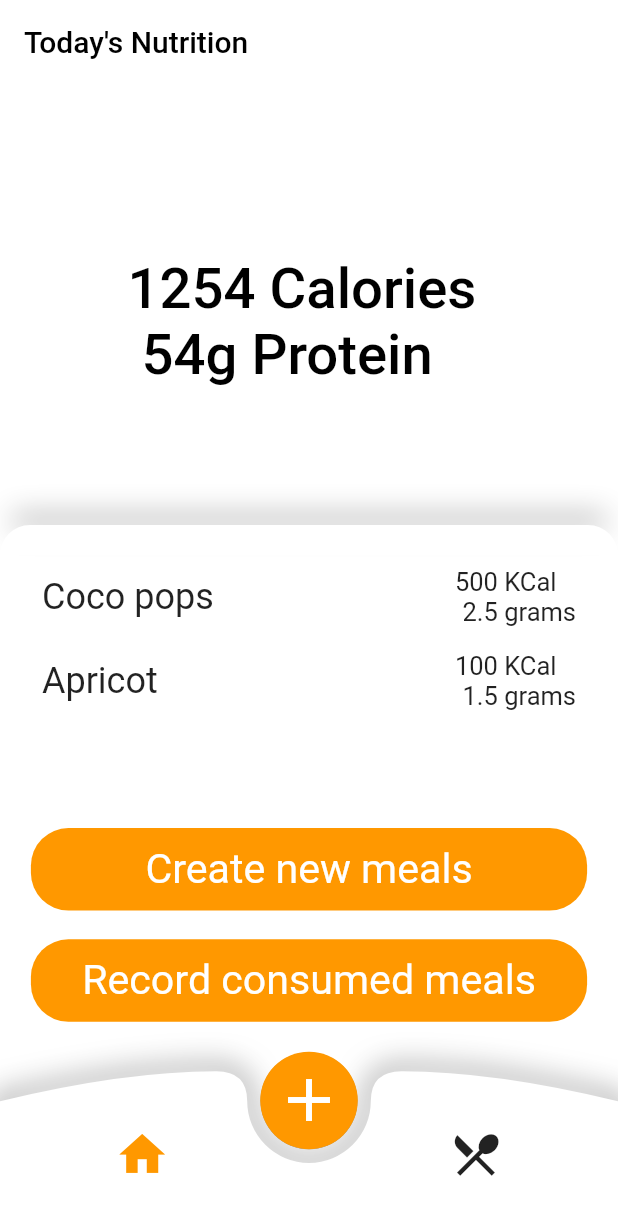
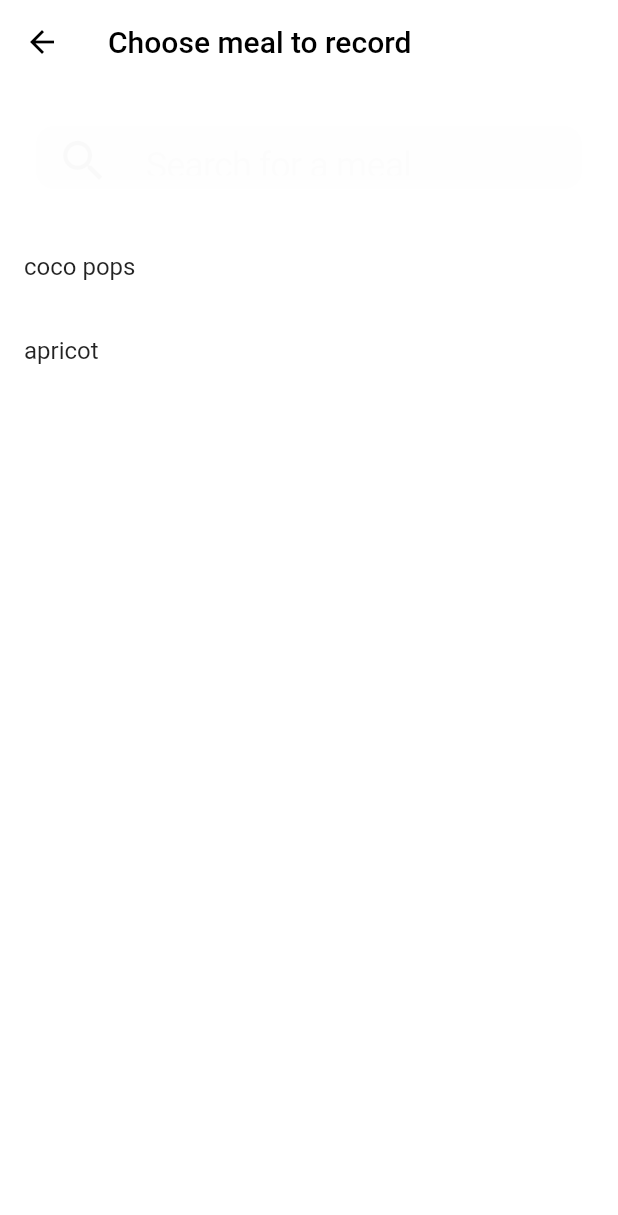
Before and after one commit to LaurenceM96/personal-nutrition-app, a Flutter app: the screen it shows after launch, after a tap on the "add" icon, after a tap on "Record consumed meals", on a phone screen of 412 x 824 dp. Shown: the top 1215 px of the screen. Run offline on Flutter 3.47's test engine with Material 2 defaults, Android fonts, the phone set to English and light mode, and no system bars.

Commit message:
Added the "Record a consumed meal" page with a search functionality

```diff
--- /dev/null
+++ b/lib/ConsumedMealsProvider.dart
@@ -0,0 +1,27 @@
+import 'dart:collection';
+
+import 'package:flutter/cupertino.dart';
+
+class ConsumedMealsProvider with ChangeNotifier {
+
+  //List _consumedMeals = new List.generate(0, (index) => null);
+  List<String> _consumedMeals = ['coco pops', 'apricot'];
+
+  UnmodifiableListView<String> get getConsumedMeals => UnmodifiableListView(_consumedMeals);
+
+  void addConsumedMeal(String meal) {
+    _consumedMeals.add(meal);
+    notifyListeners();
+  }
+
+  void removeConsumedMeal(String meal) {
+    _consumedMeals.remove(meal);
+    notifyListeners();
+  }
+
+  void removeAllConsumedMeals() {
+    _consumedMeals.clear();
+    notifyListeners();
+  }
+
+}
--- a/lib/HomePageProvider.dart
+++ /dev/null
@@ -1,17 +0,0 @@
-import 'package:flutter/cupertino.dart';
-
-class HomePageProvider with ChangeNotifier {
-  //I was going to use this for restructuring all of the menu but didn't, so now I'm just keeping it as a boilerplate
-  //because I'll probs use it for the consumed meals and meals lists so those variables can be accessed
-  //across the pages without giving them global access.
-
-  bool _menuVisibility = false;
-
-  bool get getMenuVisibility => _menuVisibility;
-
-  set setMenuVisibility(bool newValue) {
-    _menuVisibility = newValue;
-    notifyListeners();
-  }
-
-}
--- /dev/null
+++ b/lib/MealsProvider.dart
@@ -0,0 +1,28 @@
+import 'dart:collection';
+
+import 'package:flutter/cupertino.dart';
+
+class MealsProvider with ChangeNotifier {
+
+  //Map _allMeals = {};
+  Map _allMeals = {'coco pops': '500,2.5', 'apricot': '100,1.5'};
+
+  UnmodifiableMapView get getAllMeals => UnmodifiableMapView(_allMeals);
+
+  void addMeal(String mealName, String caloriesProtein) {
+    //Should probs do some validation here on caloriesProtien and make sure meal doesn't already exist
+    _allMeals[mealName] = caloriesProtein;
+    notifyListeners();
+  }
+
+  void removeMeal(String meal) {
+    _allMeals.remove(meal);
+    notifyListeners();
+  }
+
+  void clearMeals() {
+    _allMeals.clear();
+    notifyListeners();
+  }
+
+}
--- /dev/null
+++ b/lib/RecordConsumedMealPage.dart
@@ -0,0 +1,121 @@
+import 'package:flutter/cupertino.dart';
+import 'package:flutter/material.dart';
+import 'package:nutrition_app/MealsProvider.dart';
+import 'package:provider/provider.dart';
+
+import 'ConsumedMealsProvider.dart';
+
+class RecordConsumedMealPage extends StatefulWidget {
+  @override
+  _RecordConsumedMealPageState createState() => _RecordConsumedMealPageState();
+}
+
+class _RecordConsumedMealPageState extends State<RecordConsumedMealPage> {
+
+  late List _allMeals;
+
+  List _searchResults = new List.empty(growable: true);
+
+  @override
+  void didChangeDependencies() {
+    super.didChangeDependencies();
+    final allMeals = Provider.of<MealsProvider>(context);
+    _allMeals = allMeals.getAllMeals.keys.toList();
+    _searchResults = List.from(_allMeals);
+  }
+
+
+    void searchOperation(String searchText) {
+    setState(() {
+      _searchResults = List.from(_allMeals);
+      if (searchText.isNotEmpty) {
+        _searchResults.clear();
+        for (int i = 0; i < _allMeals.length; i++) {
+          String data = _allMeals[i];
+          if (data.toLowerCase().contains(searchText.toLowerCase())) {
+            _searchResults.add(data);
+          }
+        }
+      }
+      print(_searchResults);
+      print(_allMeals);
+    });
+  }
+
+  @override
+  Widget build(BuildContext context) {
+    return Scaffold(
+      backgroundColor: Colors.white,
+      body: CustomScrollView(
+        slivers: <Widget>[
+          SliverAppBar(
+            iconTheme: IconThemeData(
+              color: Colors.black,
+            ),
+            title: Text(
+              "Choose meal to record",
+              style: TextStyle(color: Colors.black),
+            ),
+            backgroundColor: Colors.white,
+            floating: true,
+            pinned: true,
+            expandedHeight: 150,
+            flexibleSpace: LayoutBuilder(
+              builder: (BuildContext context, BoxConstraints constraints) {
+                double top = constraints.biggest.height;
+                return FlexibleSpaceBar(
+                    titlePadding: EdgeInsetsDirectional.only(top: 100),
+                    collapseMode: CollapseMode.none,
+                    centerTitle: true,
+                    title:
+                    //SizedBox(height: 90.0),
+                    AnimatedOpacity(
+                      duration: Duration(milliseconds: 10),
+                      opacity: 1/(1+(top-197).abs()),
+                      child: Padding(
+                          padding: const EdgeInsets.fromLTRB(16.0, 6.0, 16.0, 16.0),
+                          child: Container(
+                              height: 30.0,
+                              width: double.infinity,
+                              child: CupertinoTextField(
+                                keyboardType: TextInputType.text,
+                                placeholder: 'Search for a meal',
+                                placeholderStyle: TextStyle(
+                                    color: Colors.black45,
+                                    fontSize: 16.0
+                                ),
+                                prefix: Padding(
+                                    padding: const EdgeInsets.fromLTRB(9.0, 3.5, 9.0, 3.5),
+                                    child: Icon(
+                                        Icons.search,
+                                        color: Colors.black
+                                    )
+                                ),
+                                decoration: BoxDecoration(
+                                    borderRadius: BorderRadius.circular(8.0),
+                                    color: Colors.black26
+                                ),
+                                onChanged: searchOperation,
+                              )
+                          )
+                      ),
+                    )
+                );
+              }
+            ),
+          ),
+          SliverList(
+            // Use a delegate to build items as they're scrolled on screen.
+            delegate: SliverChildBuilderDelegate(
+                // The builder function returns a ListTile with a title that
+                // displays the index of the current item.
+                    (context, index) => ListTile(title: Text(_searchResults[index])),
+                // Builds 1000 ListTiles
+                childCount: _searchResults.length,
+              ),
+          )
+        ],
+      )
+    );
+  }
+}
--- a/lib/main.dart
+++ b/lib/main.dart
@@ -1,10 +1,27 @@
 import 'package:flutter/foundation.dart';
 import 'package:flutter/material.dart';
+import 'package:nutrition_app/ConsumedMealsProvider.dart';
 import 'package:nutrition_app/FloatingMenuItem.dart';
 import 'package:nutrition_app/CustomShapedNavBar.dart';
 import 'package:nutrition_app/RossButton.dart';
+import 'package:provider/provider.dart';
+
+import 'MealsProvider.dart';
+import 'RecordConsumedMealPage.dart';
 
 void main() => runApp(MyApp());
+
+class RecordConsumedMealPageProvider extends StatelessWidget {
+  @override
+  Widget build(BuildContext context) {
+    return ChangeNotifierProvider<MealsProvider>(
+      create: (_) {
+        return MealsProvider();
+      },
+      child: RecordConsumedMealPage(),
+    );
+  }
+}
 
 class MyApp extends StatelessWidget {
   MyApp({Key? key}) : super(key: key);
@@ -28,14 +45,16 @@ class _NutritionHomePageState extends State<NutritionHomePage>
   final title = 'Today\'s Nutrition';
   final textPlaceholder = '1254 Calories \n 54g Protein';
 
-  var consumedMeals = ['coco pops', 'apricot'];
-  var meals = {'coco pops': '500,2.5', 'apricot': '100,1.5'};
-
   @override
   Widget build(BuildContext context) {
     final Size size = MediaQuery.of(context).size;
     final navigationBarHeight = size.height / 7.5;
-    return Scaffold(
+    return MultiProvider(
+      providers: [
+        ChangeNotifierProvider(create: (context) => MealsProvider()),
+        ChangeNotifierProvider(create: (context) => ConsumedMealsProvider()),
+      ],
+      child: Scaffold(
         // No appbar provided to the Scaffold, only a body with a
         // CustomScrollView.
         backgroundColor: Colors.white,
@@ -100,21 +119,31 @@ class _NutritionHomePageState extends State<NutritionHomePage>
                   ),
                 ),
                 // Next, create a SliverList
-              SliverList(
+                Consumer2<MealsProvider, ConsumedMealsProvider>(
+                  builder: (context, meals, consumedMeals, child) {
+                    return SliverList(
                       // Use a delegate to build items as they're scrolled on screen.
                       delegate: SliverChildBuilderDelegate(
                         // The builder function returns a ListTile with a title that
                         // displays the index of the current item.
-                  (context, index) => ConsumedMealListItem(
-                    mealName: consumedMeals[index],
+                            (context, index) =>
+                            ConsumedMealListItem(
+                              mealName: consumedMeals.getConsumedMeals[index],
                               calories:
-                        meals[consumedMeals[index]].toString().split(',').first,
+                              meals.getAllMeals[consumedMeals.getConsumedMeals[index]]
+                                  .toString()
+                                  .split(',')
+                                  .first,
                               protein:
-                        meals[consumedMeals[index]].toString().split(',').last,
+                              meals.getAllMeals[consumedMeals.getConsumedMeals[index]]
+                                  .toString()
+                                  .split(',')
+                                  .last,
                             ),
-                  // Builds 1000 ListTiles
-                  childCount: consumedMeals.length,
+                        childCount: consumedMeals.getConsumedMeals.length,
                       ),
+                    );
+                  }
                 ),
               ],
             ),
@@ -128,7 +157,15 @@ class _NutritionHomePageState extends State<NutritionHomePage>
                       color: Colors.orange,
                       text: "Record consumed meals",
                       textColor: Colors.white,
-                    onClick: () {}
+                      onClick: () {
+                        Navigator.of(context).push(
+                          MaterialPageRoute(
+                            builder: (_) {
+                              return RecordConsumedMealPageProvider();
+                            },
+                          ),
+                        );
+                      }
                   ),
                   FloatingMenuItem(
                       width: size.width * 0.9,
@@ -146,6 +183,7 @@ class _NutritionHomePageState extends State<NutritionHomePage>
                 ]
             )
           ],
+        ),
       ),
     );
   }
```
Lines whose indentation alone changed are shown as unchanged.
